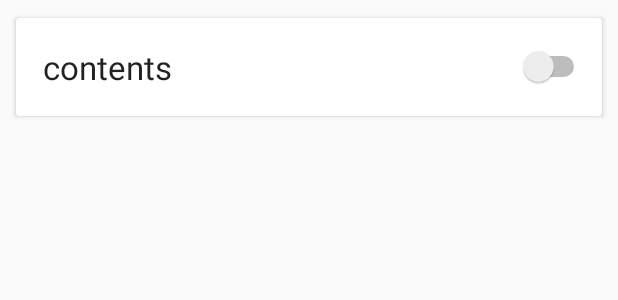
After one commit to mu-777/SensorDataSender, an Android app: the layout sensor_item.xml on its own in the app's theme, with its tools: preview values and no code run, on a phone screen of 412 x 824 dp. The commit adds this screen. Shown: the top 300 px of the screen. Run offline under Robolectric (Android 15) with nearby library versions, the phone set to English and light mode, and no system bars.

Commit message:
update view

```diff
--- /dev/null
+++ b/app/src/main/res/layout/sensor_item.xml
@@ -0,0 +1,45 @@
+<?xml version="1.0" encoding="utf-8"?>
+<android.support.v7.widget.CardView
+    style="@style/ClickableCardView"
+    xmlns:android="http://schemas.android.com/apk/res/android"
+    xmlns:app="http://schemas.android.com/apk/res-auto"
+    xmlns:tools="http://schemas.android.com/tools"
+    android:layout_width="match_parent"
+    android:layout_height="wrap_content"
+    android:layout_margin="8dp"
+    android:orientation="vertical"
+    app:cardUseCompatPadding="true"
+    tools:showIn="@layout/content_sensor_list">
+
+    <RelativeLayout
+        android:layout_width="wrap_content"
+        android:layout_height="wrap_content"
+        android:layout_margin="8dp">
+
+        <TextView
+            android:id="@+id/txt_sensor_name"
+            android:layout_width="wrap_content"
+            android:layout_height="wrap_content"
+            android:maxLines="20"
+            android:textAppearance="@style/TextAppearance.AppCompat.Large"
+            tools:text="contents"
+            android:layout_margin="10dp"
+            android:gravity="left|center_vertical" />
+
+        <Switch
+            android:layout_width="wrap_content"
+            android:layout_height="wrap_content"
+            android:id="@+id/btn_sensor"
+            android:layout_alignParentBottom="false"
+            android:layout_alignParentEnd="true"
+            android:layout_alignParentTop="false"
+            android:layout_alignWithParentIfMissing="false"
+            android:layout_alignParentRight="false"
+            android:layout_centerVertical="true"
+            android:checked="false" />
+
+
+    </RelativeLayout>
+
+
+</android.support.v7.widget.CardView>
--- a/app/src/main/res/values/styles.xml
+++ b/app/src/main/res/values/styles.xml
@@ -1,7 +1,7 @@
 <resources>
 
     <!-- Base application theme. -->
-    <style name="AppTheme" parent="Theme.AppCompat.Light.DarkActionBar">
+    <style name="AppTheme" parent="Base.Theme.AppCompat.Light.DarkActionBar">
         <!-- Customize your theme here. -->
         <item name="colorPrimary">@color/colorPrimary</item>
         <item name="colorPrimaryDark">@color/colorPrimaryDark</item>
@@ -13,4 +13,13 @@
         <item name="android:textColor">@color/colorAccent</item>
     </style>
 
+    <style name="TextAppearence.App.TextListTitle" parent="@android:style/TextAppearance.Medium">
+        <item name="android:textColor">@color/colorPrimaryDark</item>
+    </style>
+
+    <style name="ClickableCardView">
+        <item name="android:clickable">true</item>
+        <item name="android:foreground">?android:attr/selectableItemBackground</item>
+    </style>
+
 </resources>
```
Also changed, not shown: app/src/main/java/com/a777/mu/sensordatasender/view/HomeActivity.java (+12 -5 lines), app/src/main/res/layout/activity_home.xml (+3 -68 lines), app/src/main/res/layout/content_sensor_list.xml (added, +19 -0 lines), app/src/main/res/layout/ws_settings.xml (added, +70 -0 lines).
